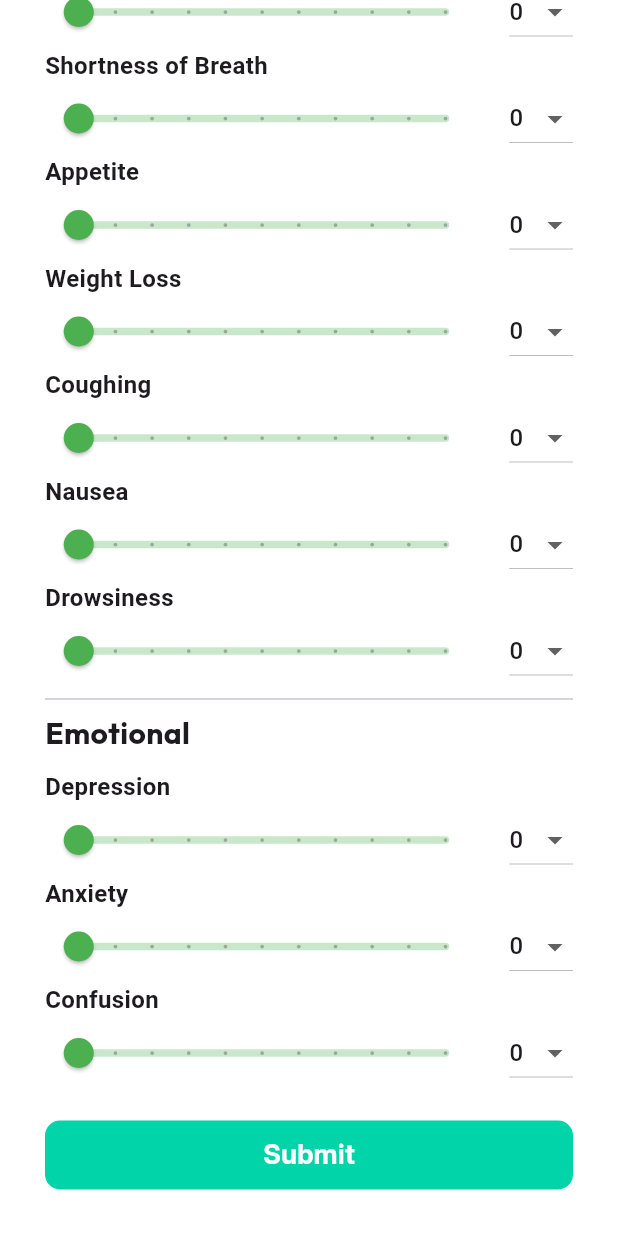
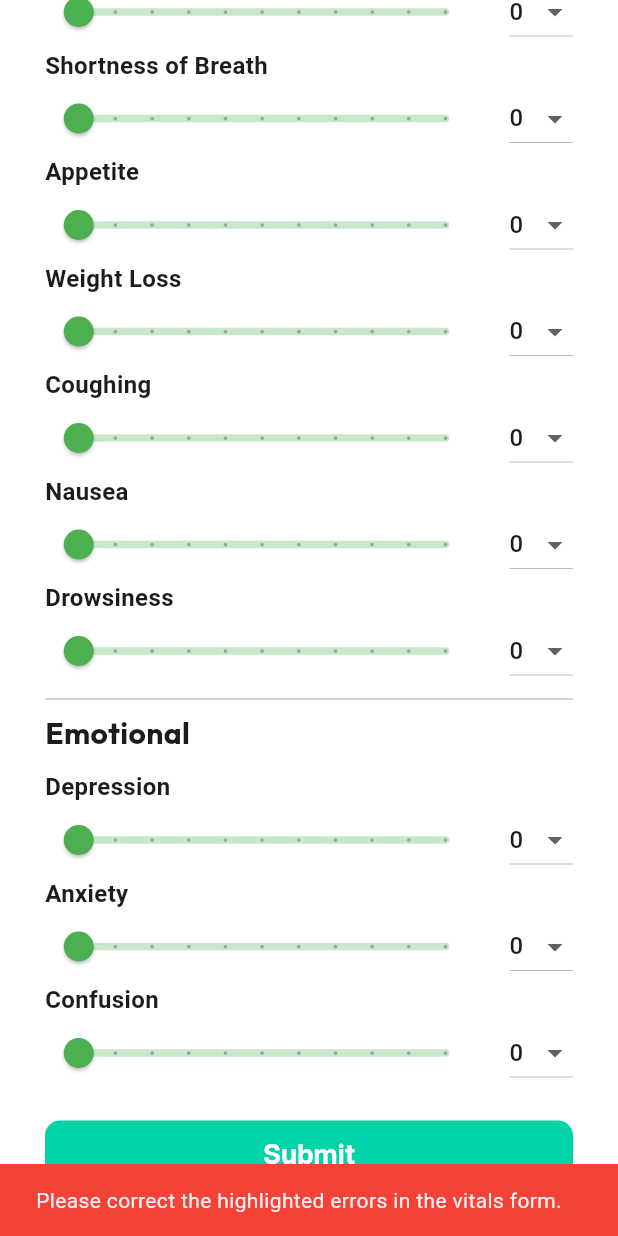
Before and after one commit to Reganexus/SOLACE, a Flutter app: the PatientTracking screen opened directly with empty values, scrolled down 992 dp, after a tap on "Submit", on a phone screen of 412 x 824 dp. Run offline on Flutter 3.47's test engine with Material 3 defaults, Android fonts, the phone set to English and light mode, and no system bars; drawn by our look-alikes of flutter_form_builder; our stand-ins replace cloud_firestore, csv, file_picker, firebase_auth, firebase_core, firebase_messaging and 8 more; missing offline and left inert: firebase_app_check; accounts and stored records are empty; project files that could hold a hidden picture were left out.

Commit message:
Fixed Tracking Input Again and Updated Algo Inputs
- fixed bug where pressing submit causes error and does not show error when input is invalid
- updated algo inputs based on the new model

```diff
--- a/lib/screens/patient/patient_tracking.dart
+++ b/lib/screens/patient/patient_tracking.dart
@@ -23,7 +23,7 @@
 }
 
 class PatientTrackingState extends State<PatientTracking> {
-  final GlobalKey<FormState> _formKey = GlobalKey<FormState>();
+  final GlobalKey<FormBuilderState> _formKey = GlobalKey<FormBuilderState>();
   final DatabaseService databaseService = DatabaseService();
 
   bool isCooldownActive = false; // Added this variable
@@ -51,14 +51,14 @@
   };
 
   final Map<String, dynamic> _algoInputs = {
-    "Fever": false,
-    "Cough": false,
-    "Fatigue": false,
-    "Difficulty Breathing": false,
+    "Gender": null,
     "Age": null,
-    "Gender": null,
-    "Blood Pressure": null,
-    "Cholesterol Level": null,
+    "Temperature": null,
+    "Oxygen Saturation": null,
+    "Heart Rate": null,
+    "Respiration": null,
+    "Systolic": null,
+    "Diastolic": null,
   };
 
   final Map<String, FocusNode> _focusNodes = {
@@ -531,24 +531,24 @@
   }
 
   void _submit(String uid) async {
+    if (!_formKey.currentState!.saveAndValidate()) {
+      // Validation failed, show error SnackBar
+      ScaffoldMessenger.of(context).showSnackBar(
+        SnackBar(
+          content: const Text(
+            'Please correct the highlighted errors in the vitals form.',
+          ),
+          backgroundColor: Colors.red,
+        ),
+      );
+      return;
+    }
     final patientData =
         await DatabaseService().getPatientData(widget.patientId);
     if (patientData == null) {
       debugPrint('Submit Algo Input No User Data');
       return;
     }
-
-    // Set algo inputs
-    _algoInputs['Fever'] =
-        (double.parse(_vitalInputs['Temperature']!) > maxTemperature)
-            ? true
-            : false;
-    _algoInputs['Cough'] = (_coughingValue > maxScale) ? true : false;
-    _algoInputs['Fatigue'] = (_fatigueValue > maxScale) ? true : false;
-    _algoInputs['Difficulty Breathing'] =
-        (_shortnessOfBreathValue > maxScale) ? true : false;
-    _algoInputs['Age'] = patientData.age;
-    _algoInputs['Gender'] = patientData.gender;
 
     // Blood Pressure Parsing and Classification
     final parts = _vitalInputs['Blood Pressure']!.split('/');
@@ -560,24 +560,15 @@
       return;
     }
 
-    if (systolic < lowBloodPressureSystolic &&
-        diastolic < lowBloodPressureDiastolic) {
-      _algoInputs['Blood Pressure'] = 'Low';
-    } else if (systolic < normalBloodPressureSystolic &&
-        diastolic < normalBloodPressureDiastolic) {
-      _algoInputs['Blood Pressure'] = 'Normal';
-    } else {
-      _algoInputs['Blood Pressure'] = 'High';
-    }
-
-    double cl = double.parse(_vitalInputs['Cholesterol Level']!);
-    if (cl < lowCholesterol) {
-      _algoInputs['Cholesterol Level'] = 'Low';
-    } else if (cl < normalCholesterol) {
-      _algoInputs['Cholesterol Level'] = 'Normal';
-    } else {
-      _algoInputs['Cholesterol Level'] = 'High';
-    }
+    // Set algo inputs
+    _algoInputs['Gender'] = patientData.gender;
+    _algoInputs['Age'] = patientData.age;
+    _algoInputs['Temperature'] = _vitalInputs['Temperature'];
+    _algoInputs['Oxygen Saturation'] = _vitalInputs['Oxygen Saturation'];
+    _algoInputs['Heart Rate'] = _vitalInputs['Heart Rate'];
+    _algoInputs['Respiration'] = _vitalInputs['Respiration'];
+    _algoInputs['Systolic'] = systolic;
+    _algoInputs['Diastolic'] = diastolic;
 
     _combinedInputs = {
       'Vitals': _vitalInputs,
```
Also changed, not shown: lib/screens/patient/patient_input_summary.dart (+12 -19 lines).
